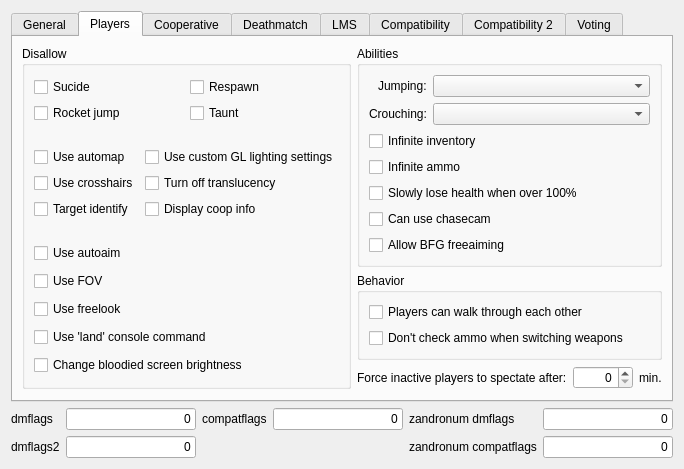
Qt form src/plugins/zandronum/createserverdialogpages/flagspage.ui (Destroyerrrocket/doomseeker-unofficial) before a commit.
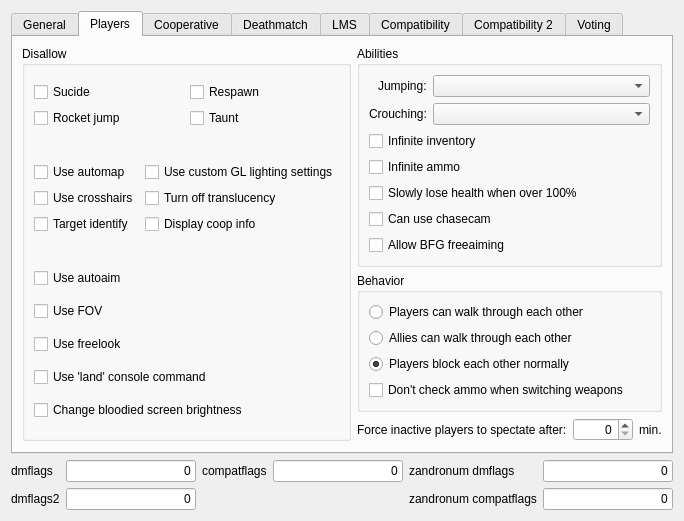
The same form after that commit. The open tabs and pages were chosen to show the change. Custom widgets are drawn as their Qt base class.

Commit message: - Added "unblock allies" flag to create game box. It's mutually exclusive with "unblock players".

Patch:
```diff
--- a/src/plugins/zandronum/createserverdialogpages/flagspage.ui
+++ b/src/plugins/zandronum/createserverdialogpages/flagspage.ui
@@ -7,7 +7,7 @@
     <x>0</x>
     <y>0</y>
     <width>632</width>
-    <height>455</height>
+    <height>490</height>
    </rect>
   </property>
   <property name="windowTitle">
@@ -532,12 +532,29 @@
              </property>
              <layout class="QVBoxLayout" name="verticalLayout_8">
               <item>
-               <widget class="QCheckBox" name="cbPlayersCanWalkThroughEachOther">
+               <widget class="QRadioButton" name="rbPlayersCanWalkThroughEachOther">
                 <property name="text">
                  <string>Players can walk through each other</string>
                 </property>
                </widget>
               </item>
+              <item>
+               <widget class="QRadioButton" name="rbAlliesCanWalkThroughEachOther">
+                <property name="text">
+                 <string>Allies can walk through each other</string>
+                </property>
+               </widget>
+              </item>
+              <item>
+               <widget class="QRadioButton" name="rbPlayersBlockEachOtherNormally">
+                <property name="text">
+                 <string>Players block each other normally</string>
+                </property>
+                <property name="checked">
+                 <bool>true</bool>
+                </property>
+               </widget>
+              </item>
               <item>
                <widget class="QCheckBox" name="cbDontCheckAmmoWhenSwitchingWeapons">
                 <property name="text">
```
Left out of the diff: 110 changed lines with no effect on the pictures. The commit also changes 2 other files.
